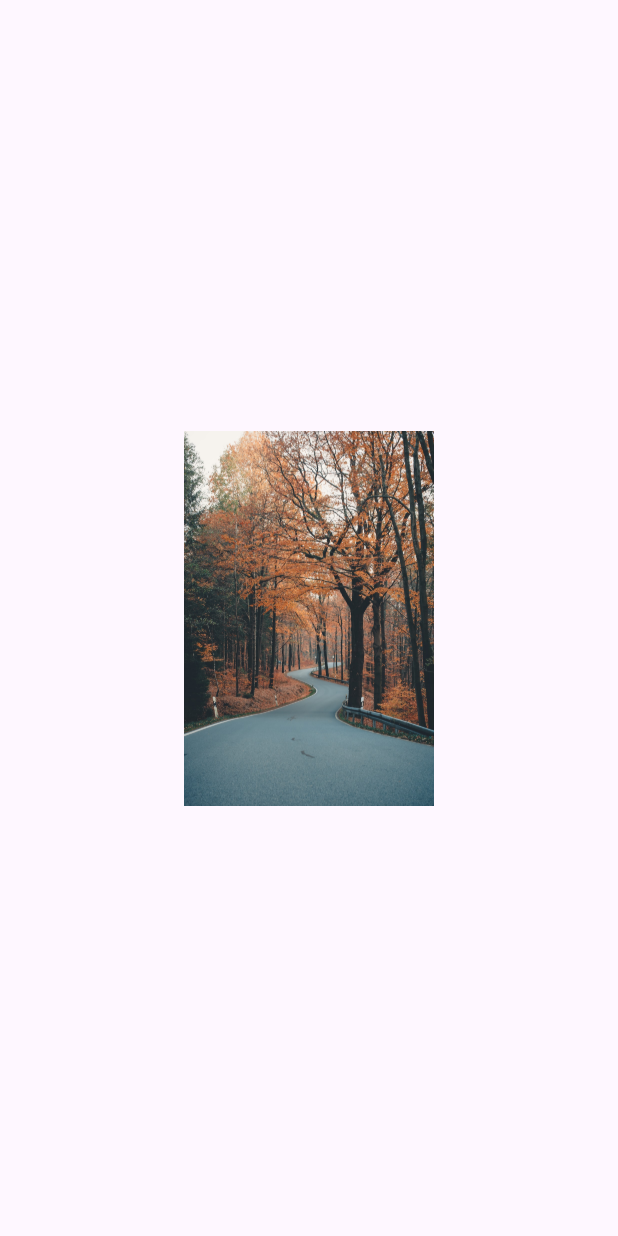
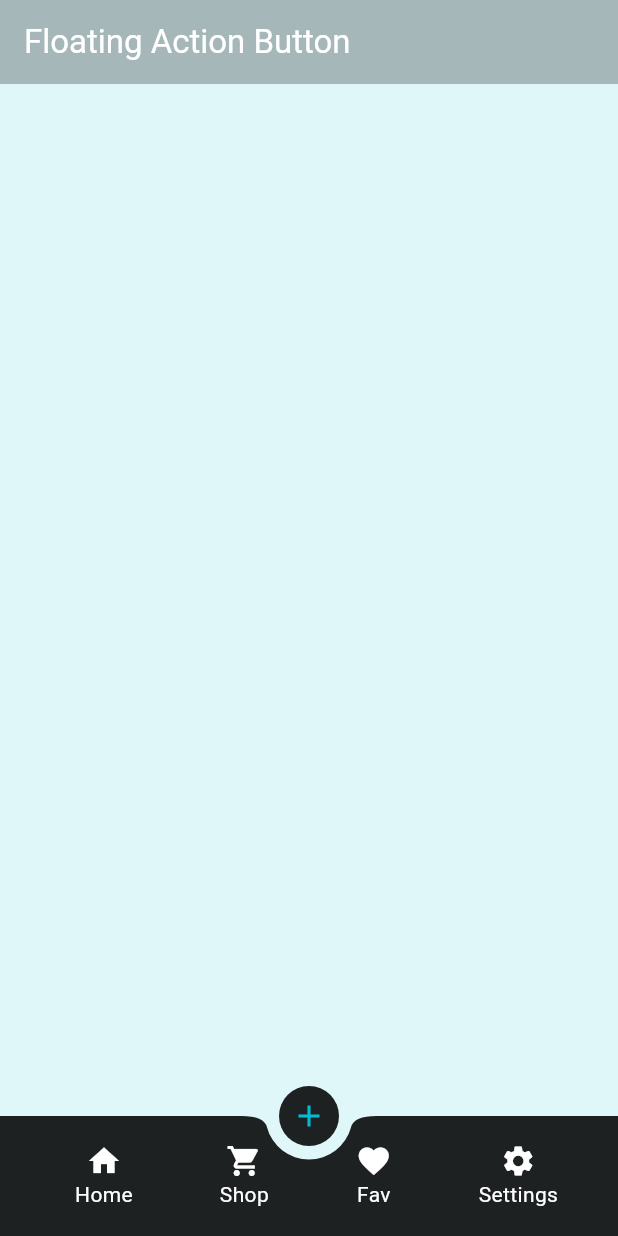
Before and after one commit to rafiul9040devapp/Test_Geet, a Flutter app: the screen it shows after launch, on a phone screen of 412 x 824 dp. Run offline on Flutter 3.47's test engine with Material 2 defaults, Android fonts, the phone set to English and light mode, and no system bars; our stand-ins replace get.

Commit message:
bottom navigation

```diff
--- a/lib/animatedAlign/WAnimatedAlign.dart
+++ b/lib/animatedAlign/WAnimatedAlign.dart
@@ -1,4 +1,3 @@
-import 'package:flutter/cupertino.dart';
 import 'package:flutter/material.dart';
 
 class WAnimatedAlign extends StatefulWidget {
--- /dev/null
+++ b/lib/floating_button/w_floating_button.dart
@@ -0,0 +1,121 @@
+import 'package:flutter/material.dart';
+
+class WFloatingButton extends StatelessWidget {
+  const WFloatingButton({super.key});
+
+  @override
+  Widget build(BuildContext context) {
+    return Scaffold(
+      backgroundColor: Colors.cyan.shade50,
+      appBar: AppBar(
+        title: Text(
+          MediaQuery.of(context).size.width<500?"Floating Action Button":"jhgjhhjgjhg",
+          style: TextStyle(color: Colors.white),
+        ),
+        backgroundColor: Colors.black26,
+      ),
+      floatingActionButtonLocation: FloatingActionButtonLocation.centerDocked,
+      floatingActionButton: FloatingActionButton(
+        onPressed: () {
+          showModalBottomSheet(
+            backgroundColor: Colors.cyan.shade100,
+            context: context,
+            builder: (BuildContext context) {
+              return Center(
+                child: ElevatedButton(
+                  onPressed: () {
+                    Navigator.pop(context);
+                  },
+                  child: const Text("Close"),
+                ),
+              );
+            },
+          );
+        },
+        backgroundColor: Colors.black87,
+        foregroundColor: Colors.cyan,
+        elevation: 0.0,
+        shape: RoundedRectangleBorder(
+          borderRadius: BorderRadius.circular(50),
+        ),
+        mini: true,
+        child: const Icon(Icons.add),
+      ),
+      bottomNavigationBar: const BottomAppBar(
+        notchMargin: 5.0,
+        shape: CircularNotchedRectangle(),
+        color: Colors.black87,
+        child: Row(
+          mainAxisAlignment: MainAxisAlignment.spaceAround,
+          mainAxisSize: MainAxisSize.max,
+          children: [
+            Padding(
+              padding: EdgeInsets.only(left: 10.0),
+              child: Column(
+                mainAxisSize: MainAxisSize.min,
+                children: [
+                  Icon(
+                    Icons.home,
+                    color: Colors.white,
+                  ),
+                  Text(
+                    "Home",
+                    style: TextStyle(color: Colors.white),
+                  )
+                ],
+              ),
+            ),
+            Padding(
+              padding: EdgeInsets.only(left: 10.0),
+              child: Column(
+                mainAxisSize: MainAxisSize.min,
+                children: [
+                  Icon(
+                    Icons.shopping_cart,
+                    color: Colors.white,
+                  ),
+                  Text(
+                    "Shop",
+                    style: TextStyle(color: Colors.white),
+                  )
+                ],
+              ),
+            ),
+            Padding(
+              padding: EdgeInsets.only(left: 10.0),
+              child: Column(
+                mainAxisSize: MainAxisSize.min,
+                children: [
+                  Icon(
+                    Icons.favorite,
+                    color: Colors.white,
+                  ),
+                  Text(
+                    "Fav",
+                    style: TextStyle(color: Colors.white),
+                  )
+                ],
+              ),
+            ),
+            Padding(
+              padding: EdgeInsets.only(left: 10.0),
+              child: Column(
+                mainAxisSize: MainAxisSize.min,
+                children: [
+                  Icon(
+                    Icons.settings,
+                    color: Colors.white,
+                  ),
+                  Text(
+                    "Settings",
+                    style: TextStyle(color: Colors.white),
+                  )
+                ],
+              ),
+            ),
+          ],
+        ),
+      ),
+    );
+  }
+}
--- a/lib/main.dart
+++ b/lib/main.dart
@@ -1,13 +1,8 @@
 import 'package:flutter/material.dart';
 import 'package:get/get_navigation/src/root/get_material_app.dart';
-import 'package:test_geet/aboutListTile/AboutListTile.dart';
-import 'package:test_geet/alertDilogue/AlertDialogue.dart';
-import 'package:test_geet/animatedAlign/WAnimatedAlign.dart';
-import 'package:test_geet/wscube_widgets/wcontainer.dart';
+import 'package:test_geet/floating_button/w_floating_button.dart';
 import 'package:test_geet/wscube_widgets/wimages.dart';
 
-import 'align/WAlign.dart';
-import 'http/home_screen.dart';
 
 void main() {
   runApp(const MyApp());
@@ -26,6 +21,6 @@ class MyApp extends StatelessWidget {
           colorScheme: ColorScheme.fromSeed(seedColor: Colors.deepPurple),
           useMaterial3: true,
         ),
-        home: const WImages());
+        home: const WFloatingButton());
   }
 }
--- a/lib/wscube_tech/practise_advance_map.dart
+++ b/lib/wscube_tech/practise_advance_map.dart
@@ -1,4 +1,3 @@
-import 'dart:ffi';
 
 void main() {
   //maps can store data of various types
--- a/lib/wscube_tech/practise_condition_loop.dart
+++ b/lib/wscube_tech/practise_condition_loop.dart
@@ -1,4 +1,3 @@
-import 'dart:io';
 
 void main() {
   print("Enter the Year");
@@ -27,5 +26,5 @@ void main() {
 
 Future<void> fetchUserOrder()  {
   return  Future.delayed(
-       Duration(seconds: 1), () => print("Lemon Ice Tea"));
+       const Duration(seconds: 1), () => print("Lemon Ice Tea"));
 }
```
